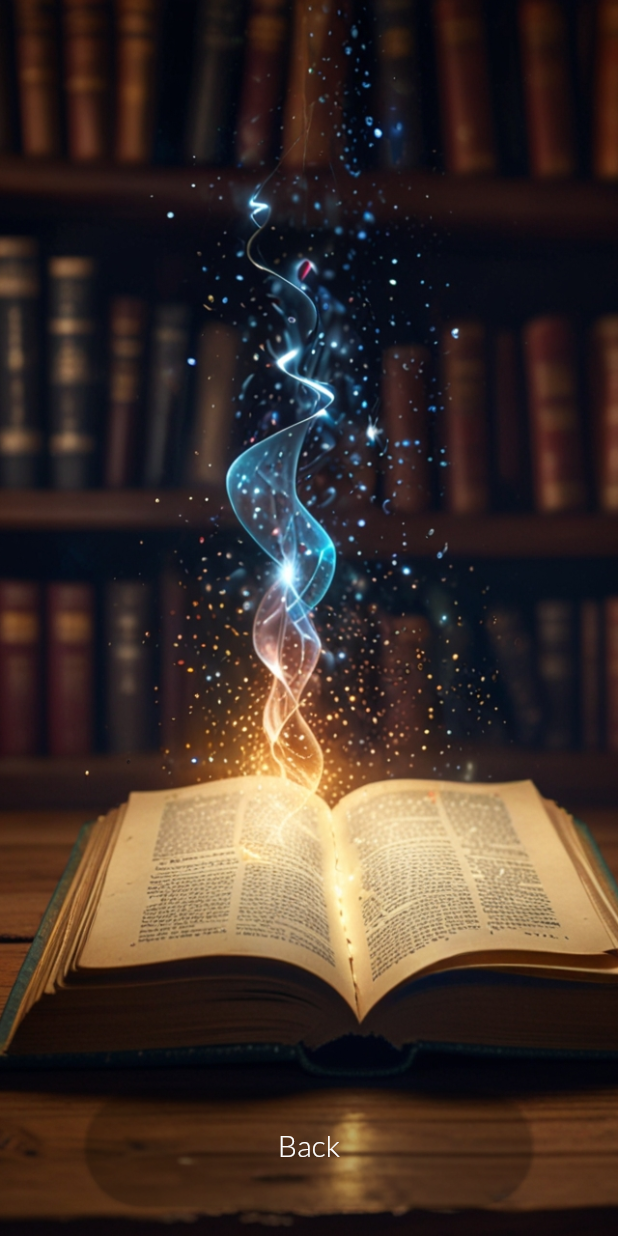
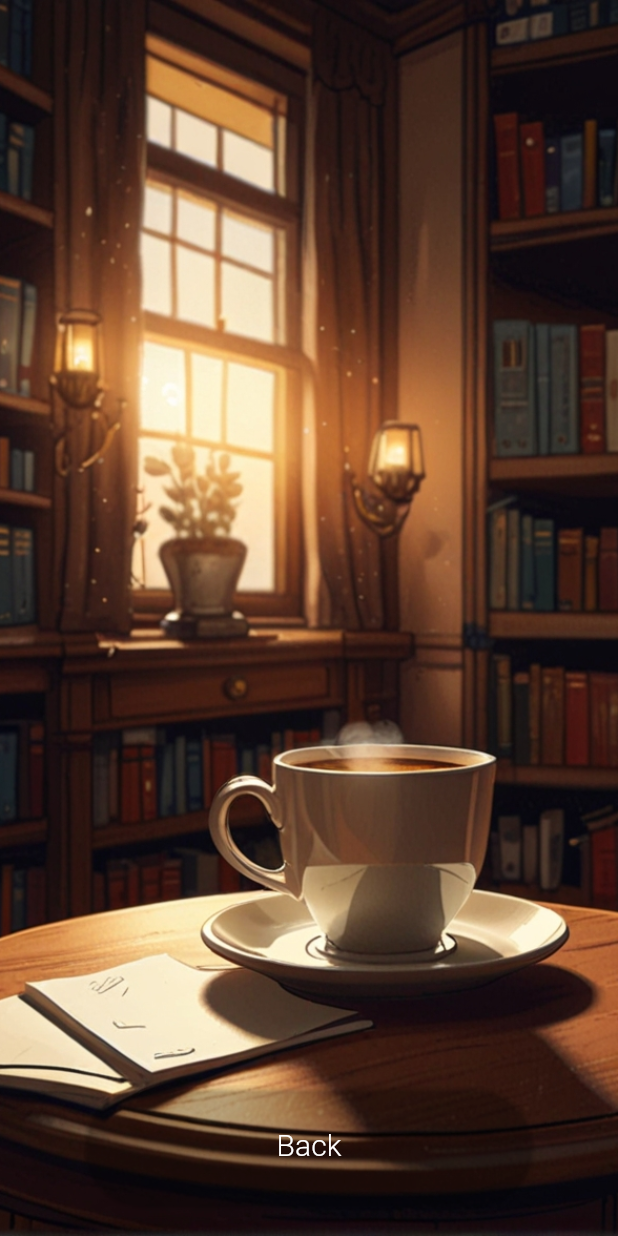
Before and after one commit to nisidazza/tap_and_jot, a Flutter app: the QuotePage screen opened directly, on a phone screen of 412 x 824 dp. Run offline on Flutter 3.47's test engine with Material 3 defaults, Android fonts, the phone set to English and light mode, and no system bars; our stand-ins replace google_fonts; network calls fail.

Commit message:
small changes

```diff
--- a/lib/app/ui/screens/quote_page.dart
+++ b/lib/app/ui/screens/quote_page.dart
@@ -19,8 +19,7 @@ class _QuotePageState extends State<QuotePage> {
   bool shouldDisplay = false;
   bool isOpaque = false;
   bool isBGImgOpaque = false;
-  String bookImg = 'assets/book.jpg';
-  String quote = "";
+  String bookImg = 'assets/quote_BG.jpg';
   late final Future myFuture;
   late Timer timer;
 
@@ -28,6 +27,7 @@ class _QuotePageState extends State<QuotePage> {
   void initState() {
     super.initState();
     myFuture = fetchQuotes();
+    timer = Timer(const Duration(seconds: 6), () {});
   }
 
   @override
@@ -50,19 +50,20 @@ class _QuotePageState extends State<QuotePage> {
 
   void showQuoteOnTap() {
     setState(() {
-      shouldDisplay = true;
-      isOpaque = true;
-      isBGImgOpaque = true;
+      shouldDisplay = !shouldDisplay;
+      isOpaque = !isOpaque;
+      isBGImgOpaque = !isBGImgOpaque;
     });
+  }
+
+  getRandomQuote(List<Quotes> data) {
+    return data[Random().nextInt(data.length)];
   }
 
   @override
   Widget build(BuildContext context) {
-    return SafeArea(
-      child: GestureDetector(
+    return GestureDetector(
       onTap: showQuoteOnTap,
-        child: IgnorePointer(
-          ignoring: !!shouldDisplay,
       child: Container(
         width: MediaQuery.of(context).size.width,
         height: MediaQuery.of(context).size.height,
@@ -77,19 +78,14 @@ class _QuotePageState extends State<QuotePage> {
               child: FutureBuilder(
                   future: myFuture,
                   builder: (context, snapshot) {
-                        if (snapshot.connectionState ==
-                            ConnectionState.waiting) {
+                    if (snapshot.connectionState == ConnectionState.waiting) {
                       return const Center(
                         child: CircularProgressIndicator(),
                       );
                     } else if (snapshot.hasError) {
-                          final backupQuote = backupQuotes[
-                              Random().nextInt(backupQuotes.length)];
-                          return loadQuote(backupQuote);
+                      return loadQuote(backupQuotes);
                     } else if (snapshot.hasData) {
-                          final quote = snapshot
-                              .data![Random().nextInt(snapshot.data!.length)];
-                          return loadQuote(quote);
+                      return loadQuote(snapshot.data!);
                     } else {
                       return const Center(
                         child: Text('No data available'),
@@ -119,12 +115,11 @@ class _QuotePageState extends State<QuotePage> {
           ],
         ),
       ),
-        ),
-      ),
     );
   }
 
-  SafeArea loadQuote(Quotes quote) {
+  SafeArea loadQuote(List<Quotes> quotes) {
+    Quotes quote = getRandomQuote(quotes);
     String text = quote.text;
     String authorName = quote.author.split(",").first;
     String author = authorName == "type.fit" ? "" : authorName;
@@ -137,7 +132,7 @@ class _QuotePageState extends State<QuotePage> {
             opacity: isOpaque ? 1.0 : 0.0,
             duration: const Duration(seconds: 3),
             onEnd: () {
-              timer = Timer(const Duration(seconds: 6), () {
+              timer = Timer(const Duration(seconds: 7), () {
                 setState(() {
                   shouldDisplay = false;
                   isOpaque = false;
@@ -152,7 +147,7 @@ class _QuotePageState extends State<QuotePage> {
                       Text(text,
                           textAlign: TextAlign.center,
                           style: TextStyle(
-                            fontFamily: GoogleFonts.allura().fontFamily,
+                            fontFamily: GoogleFonts.lobster().fontFamily,
                             fontWeight: FontWeight.w400,
                             fontSize: 40,
                           )),
--- a/lib/main.dart
+++ b/lib/main.dart
@@ -1,6 +1,5 @@
 import 'package:flutter/material.dart';
 import 'package:flutter/services.dart';
-import 'package:google_fonts/google_fonts.dart';
 import 'package:tap_and_jot/app/ui/screens/home_page.dart';
 
 void main() {
@@ -33,9 +32,8 @@ class MyApp extends StatelessWidget {
         //
         // This works for code too, not just values: Most code changes can be
         // tested with just a hot reload.
-        colorScheme: ColorScheme.fromSeed(seedColor: Colors.deepPurple),
+        colorScheme: ColorScheme.fromSeed(seedColor: Colors.orange),
         useMaterial3: true,
-        fontFamily: GoogleFonts.lato().fontFamily,
       ),
       home: const HomePage(),
     );
```
Also changed, not shown: lib/app/ui/screens/home_page.dart (+5 -5 lines), assets/quote_BG.jpg (added). Lines whose indentation alone changed are shown as unchanged.
